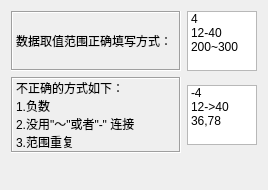
Above: qjd_convert_help.ui from xtfllbl/Convert before the change. Below: the same form after it.
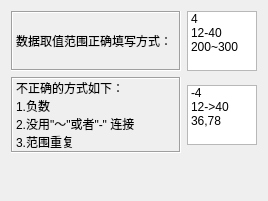
That is the form after the change. Icons and pictures are not drawn.

```diff
--- a/qjd_convert_help.ui
+++ b/qjd_convert_help.ui
@@ -7,7 +7,7 @@
     <x>0</x>
     <y>0</y>
     <width>266</width>
-    <height>190</height>
+    <height>201</height>
    </rect>
   </property>
   <property name="windowTitle">
```
